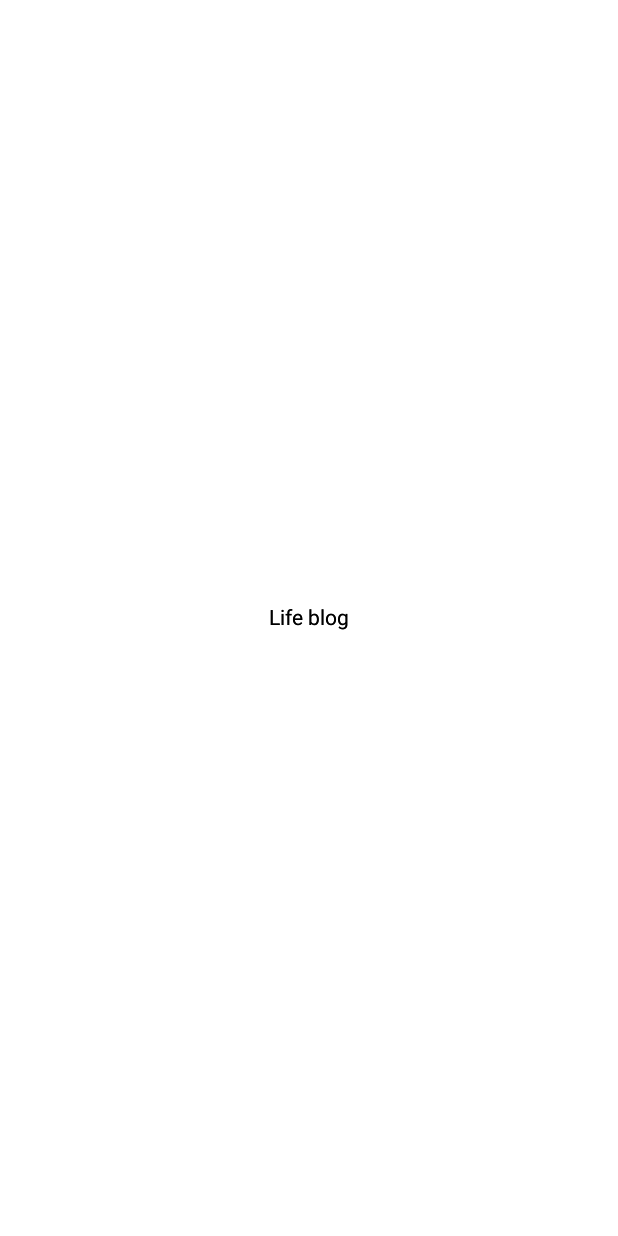
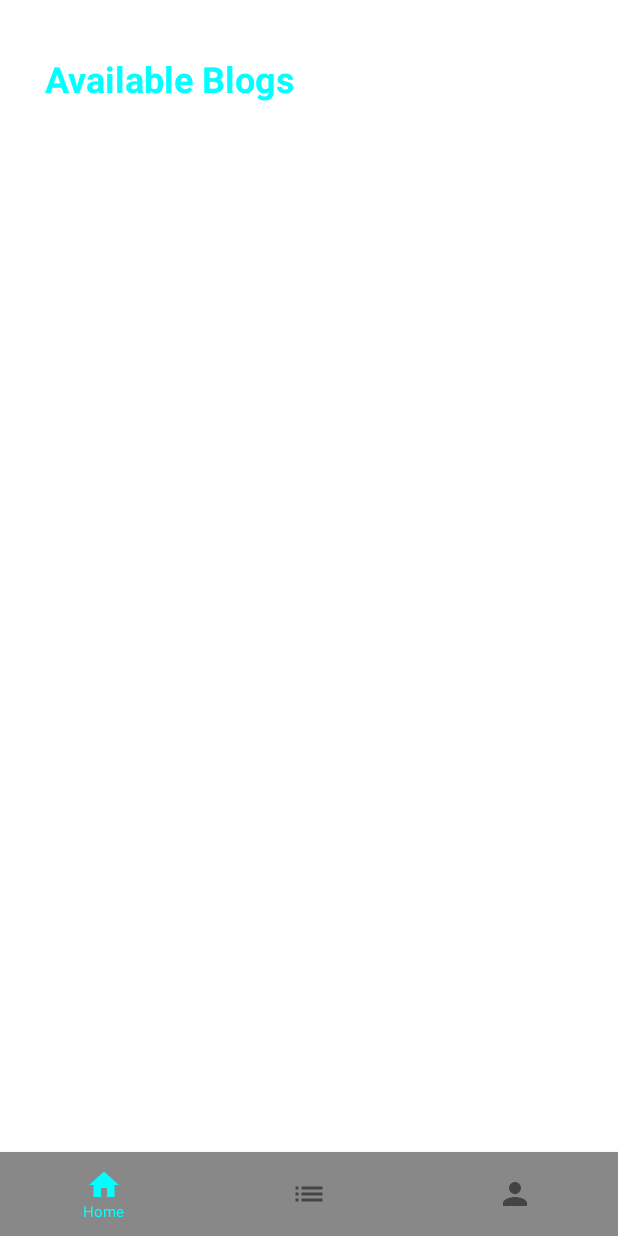
Before and after one commit to ArthurSven/Life-blog, an Android app built with Jetpack Compose: the screen it shows after launch (MainActivity), on a phone screen of 412 x 824 dp. Before the commit the screen is almost empty. Run offline under Robolectric (Android 15) with nearby library versions, the phone set to English and light mode, and no system bars.

Commit message:
bottom navigation is working, now implementing display of news on news section. Currently building repository

```diff
--- a/app/src/main/java/com/devapps/lifeblog/MainActivity.kt
+++ b/app/src/main/java/com/devapps/lifeblog/MainActivity.kt
@@ -10,8 +10,13 @@ import androidx.compose.animation.core.tween
 import androidx.compose.foundation.Image
 import androidx.compose.foundation.background
 import androidx.compose.foundation.layout.*
+import androidx.compose.material.Scaffold
 import androidx.compose.material.Surface
 import androidx.compose.material.Text
+import androidx.compose.material.icons.Icons
+import androidx.compose.material.icons.filled.Home
+import androidx.compose.material.icons.filled.List
+import androidx.compose.material.icons.filled.Person
 import androidx.compose.runtime.Composable
 import androidx.compose.runtime.LaunchedEffect
 import androidx.compose.ui.Alignment
@@ -25,8 +30,13 @@ import androidx.compose.ui.Modifier
 import androidx.compose.ui.draw.scale
 import androidx.compose.ui.graphics.Color
 import androidx.compose.ui.res.painterResource
+import androidx.compose.ui.text.font.FontFamily
+import androidx.compose.ui.text.font.FontWeight
 import androidx.compose.ui.unit.sp
 import androidx.navigation.NavController
+import com.devapps.lifeblog.views.components.BlogNavigation
+import com.devapps.lifeblog.views.components.BottomNavItem
+import com.devapps.lifeblog.views.components.BottomNavigationBar
 import kotlinx.coroutines.delay
 
 
@@ -52,11 +62,34 @@ fun Navigation() {
         }
 
         composable("homescreen") {
-            Box(
-                modifier = Modifier.fillMaxSize(),
-                contentAlignment = Alignment.Center
+            val navController1 = rememberNavController()
+            Scaffold(
+                bottomBar = {
+                    BottomNavigationBar(
+                        items = listOf(
+                            BottomNavItem(
+                                name = "Home",
+                                route = "home",
+                                icon = Icons.Default.Home
+                            ),
+                            BottomNavItem(
+                                name = "News",
+                                route = "news",
+                                icon = Icons.Default.List
+                            ),
+                            BottomNavItem(
+                                name = "Account",
+                                route = "account",
+                                icon = Icons.Default.Person
+                            )
+                        ),
+                        navController = navController1,
+                        onItemClick = {
+                            navController1.navigate(it.route)
+                        })
+                }
             ) {
-                Text(text = "Life blog")
+                    BlogNavigation(navController = navController1)
             }
         }
     }
@@ -87,10 +120,12 @@ fun SplashScreen(navController: NavController) {
             .fillMaxSize()
             .background(azureColor())
     ) {
-        Image(
-            painter = painterResource(id = R.drawable.lebensblog),
-            contentDescription = "logo",
-            modifier = Modifier.scale(scale.value)
+        Text(
+            text = "LIFE BLOG",
+            fontWeight = FontWeight.Bold,
+            fontSize = 26.sp,
+            color = Color.White,
+            fontFamily = FontFamily.SansSerif
         )
     }
 }
--- /dev/null
+++ b/app/src/main/java/com/devapps/lifeblog/data/remote/responses/Source.kt
@@ -0,0 +1,6 @@
+package com.devapps.lifeblog.data.remote.responses
+
+data class Source(
+    val id: String,
+    val name: String
+)
--- /dev/null
+++ b/app/src/main/java/com/devapps/lifeblog/views/components/BottomNavItem.kt
@@ -0,0 +1,9 @@
+package com.devapps.lifeblog.views.components
+
+import androidx.compose.ui.graphics.vector.ImageVector
+
+data class BottomNavItem(
+    val name: String,
+    val route: String,
+    val icon: ImageVector,
+)
--- a/app/src/main/java/com/devapps/lifeblog/views/components/BottomNavigation.kt
+++ b/app/src/main/java/com/devapps/lifeblog/views/components/BottomNavigation.kt
@@ -1,8 +1,89 @@
 package com.devapps.lifeblog.views.components
 
+import androidx.compose.foundation.background
+import androidx.compose.foundation.layout.*
+import androidx.compose.material.*
 import androidx.compose.runtime.Composable
+import androidx.compose.ui.Alignment
+import androidx.compose.ui.Alignment.Companion.CenterHorizontally
+import androidx.compose.ui.Modifier
+import androidx.compose.ui.graphics.Color
+import androidx.compose.ui.text.font.FontStyle
+import androidx.compose.ui.text.font.FontWeight
+import androidx.compose.ui.text.style.TextAlign
+import androidx.compose.ui.tooling.preview.Preview
+import androidx.compose.ui.unit.dp
+import androidx.compose.ui.unit.sp
+import androidx.navigation.NavController
+import androidx.navigation.NavHostController
+import androidx.navigation.compose.NavHost
+import androidx.navigation.compose.composable
+import androidx.navigation.compose.currentBackStackEntryAsState
+import com.devapps.lifeblog.ui.theme.Azure
+import com.devapps.lifeblog.ui.theme.LifeblogTheme
+import com.devapps.lifeblog.views.screens.AccountScreen
+import com.devapps.lifeblog.views.screens.HomeScreen
+import com.devapps.lifeblog.views.screens.NewsScreen
 
 @Composable
-fun bottomNavigation() {
+fun BlogNavigation(navController: NavHostController) {
+    NavHost(navController = navController, startDestination = "home") {
+        composable("home") {
+            HomeScreen()
+        }
+        composable("news") {
+            NewsScreen()
+        }
+        composable("account") {
+            AccountScreen()
+        }
+    }
+}
 
+@Composable
+fun BottomNavigationBar(
+items: List<BottomNavItem>,
+navController: NavHostController,
+modifier: Modifier = Modifier,
+onItemClick: (BottomNavItem) -> Unit
+) {
+    val backStackEntry = navController.currentBackStackEntryAsState()
+    BottomNavigation(
+        modifier = Modifier,
+        backgroundColor = Color.Gray,
+        elevation = 5.dp
+    ) {
+        items.forEach{ item ->
+            val selected = item.route == backStackEntry.value?.destination?.route
+            BottomNavigationItem(
+                selected = selected,
+                onClick = { onItemClick(item) },
+                selectedContentColor = Azure,
+                unselectedContentColor = Color.DarkGray,
+                icon = {
+                    Column(horizontalAlignment = CenterHorizontally) {
+                        Icon(
+                            imageVector = item.icon,
+                            contentDescription = item.name
+                        )
+                        if(selected) {
+                            Text(
+                                text = item.name,
+                                textAlign = TextAlign.Center,
+                                fontSize = 10.sp
+                            )
+                        }
+                    }
+                }
+                )
+        }
+    }
 }
+
+@Preview(showBackground = true)
+@Composable
+fun DefaultPreview() {
+    LifeblogTheme {
+        NewsScreen()
+    }
+}
--- /dev/null
+++ b/app/src/main/java/com/devapps/lifeblog/views/screens/Home.kt
@@ -0,0 +1,29 @@
+package com.devapps.lifeblog.views.screens
+
+import androidx.compose.foundation.layout.Column
+import androidx.compose.foundation.layout.fillMaxSize
+import androidx.compose.foundation.layout.padding
+import androidx.compose.material.Text
+import androidx.compose.runtime.Composable
+import androidx.compose.ui.Modifier
+import androidx.compose.ui.text.font.FontWeight
+import androidx.compose.ui.unit.dp
+import androidx.compose.ui.unit.sp
+import com.devapps.lifeblog.ui.theme.Azure
+
+@Composable
+fun HomeScreen() {
+    Column(
+        modifier = Modifier
+            .fillMaxSize()
+            .padding(10.dp)
+    ) {
+        Text(
+            text = "Available Blogs",
+            color = Azure,
+            fontSize = 24.sp,
+            fontWeight = FontWeight.Bold,
+            modifier = Modifier.padding(20.dp, 30.dp)
+        )
+    }
+}
--- a/app/src/main/res/values/themes.xml
+++ b/app/src/main/res/values/themes.xml
@@ -3,5 +3,6 @@
 
     <style name="Theme.Lifeblog" parent="android:Theme.Material.Light.NoActionBar">
         <item name="android:statusBarColor">@color/azure</item>
+        <item name="android:colorPrimary">@color/azure</item>
     </style>
 </resources>
--- a/build.gradle
+++ b/build.gradle
@@ -7,4 +7,5 @@ plugins {
     id 'com.android.application' version '7.3.1' apply false
     id 'com.android.library' version '7.3.1' apply false
     id 'org.jetbrains.kotlin.android' version '1.6.10' apply false
+    id("com.google.dagger.hilt.android") version "2.44" apply false
 }
```
Also changed, not shown: app/build.gradle (+27 -3 lines), app/src/main/java/com/devapps/lifeblog/Utils/Constants.kt (added, +8 -0 lines), app/src/main/java/com/devapps/lifeblog/data/remote/ArticleApi.kt (added, +20 -0 lines), app/src/main/java/com/devapps/lifeblog/data/remote/responses/Article.kt (added, +7 -0 lines), app/src/main/java/com/devapps/lifeblog/data/remote/responses/ArticleX.kt (added, +12 -0 lines), app/src/main/java/com/devapps/lifeblog/repository/NewsRepository.kt (added, +19 -0 lines), app/src/main/java/com/devapps/lifeblog/views/screens/Account.kt (added, +62 -0 lines), app/src/main/java/com/devapps/lifeblog/views/screens/News.kt (added, +29 -0 lines).
